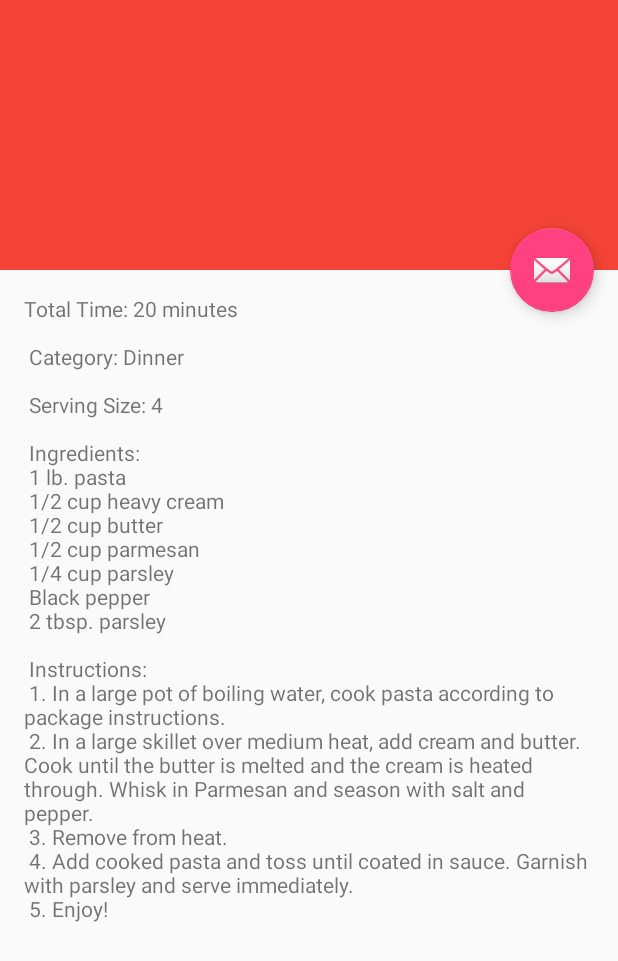
After one commit to floydml1/CS4800-Pantry-Party, an Android app: the layout activity_fettuccine_alfredo.xml on its own in the app's theme, with its tools: preview values and no code run, on a phone screen of 412 x 824 dp. The commit adds this screen. Shown: the top 961 px of the screen. Run offline under Robolectric (Android 15) with nearby library versions, the phone set to English and light mode, and no system bars.

Commit message:
Mostly done

```diff
--- a/app/src/main/java/com/bignerdranch/android/pantryparty/MenuActivity.java
+++ b/app/src/main/java/com/bignerdranch/android/pantryparty/MenuActivity.java
@@ -48,7 +48,6 @@ public class MenuActivity extends AppCompatActivity {
             }
         });
 
-
     }
 
 
--- a/app/src/main/java/com/bignerdranch/android/pantryparty/SearchRecipeListActivity.java
+++ b/app/src/main/java/com/bignerdranch/android/pantryparty/SearchRecipeListActivity.java
@@ -54,7 +54,7 @@ public class SearchRecipeListActivity extends AppCompatActivity {
         listView.setOnItemClickListener(new AdapterView.OnItemClickListener() {
             @Override
             public void onItemClick(AdapterView<?> parent, View view, int position, long id) {
-                Toast.makeText(SearchRecipeListActivity.this, recipeTitlesArray.get[position] + "", Toast.LENGTH_SHORT).show();
+                Toast.makeText(SearchRecipeListActivity.this, recipeTitlesArray.get(position) + "", Toast.LENGTH_SHORT).show();
                 Intent intent = new Intent(SearchRecipeListActivity.this,TacoRecipe.class);
                 startActivity(intent);
             }
--- /dev/null
+++ b/app/src/main/res/layout/activity_fettuccine_alfredo.xml
@@ -0,0 +1,47 @@
+<?xml version="1.0" encoding="utf-8"?>
+<android.support.design.widget.CoordinatorLayout xmlns:android="http://schemas.android.com/apk/res/android"
+    xmlns:app="http://schemas.android.com/apk/res-auto"
+    xmlns:tools="http://schemas.android.com/tools"
+    android:layout_width="match_parent"
+    android:layout_height="match_parent"
+    android:fitsSystemWindows="true"
+    tools:context=".FettuccineAlfredo">
+
+    <android.support.design.widget.AppBarLayout
+        android:id="@+id/app_bar"
+        android:layout_width="match_parent"
+        android:layout_height="@dimen/app_bar_height"
+        android:fitsSystemWindows="true"
+        android:theme="@style/AppTheme.AppBarOverlay">
+
+        <android.support.design.widget.CollapsingToolbarLayout
+            android:id="@+id/toolbar_layout"
+            android:layout_width="match_parent"
+            android:layout_height="match_parent"
+            android:fitsSystemWindows="true"
+            app:contentScrim="?attr/colorPrimary"
+            app:layout_scrollFlags="scroll|exitUntilCollapsed"
+            app:toolbarId="@+id/toolbar">
+
+            <android.support.v7.widget.Toolbar
+                android:id="@+id/toolbar"
+                android:layout_width="match_parent"
+                android:layout_height="?attr/actionBarSize"
+                app:layout_collapseMode="pin"
+                app:popupTheme="@style/AppTheme.PopupOverlay" />
+
+        </android.support.design.widget.CollapsingToolbarLayout>
+    </android.support.design.widget.AppBarLayout>
+
+    <include layout="@layout/content_fettuccine_alfredo" />
+
+    <android.support.design.widget.FloatingActionButton
+        android:id="@+id/fab"
+        android:layout_width="wrap_content"
+        android:layout_height="wrap_content"
+        android:layout_margin="@dimen/fab_margin"
+        app:layout_anchor="@id/app_bar"
+        app:layout_anchorGravity="bottom|end"
+        app:srcCompat="@android:drawable/ic_dialog_email" />
+
+</android.support.design.widget.CoordinatorLayout>
--- /dev/null
+++ b/app/src/main/res/layout/content_fettuccine_alfredo.xml
@@ -0,0 +1,36 @@
+<?xml version="1.0" encoding="utf-8"?>
+<android.support.v4.widget.NestedScrollView xmlns:android="http://schemas.android.com/apk/res/android"
+    xmlns:app="http://schemas.android.com/apk/res-auto"
+    xmlns:tools="http://schemas.android.com/tools"
+    android:layout_width="wrap_content"
+    android:layout_height="wrap_content"
+    app:layout_behavior="@string/appbar_scrolling_view_behavior">
+
+    <TextView
+        android:layout_width="wrap_content"
+        android:layout_height="wrap_content"
+        android:layout_margin="@dimen/text_margin"
+        android:text="Total Time: 20 minutes\n
+\n
+Category: Dinner\n
+\n
+Serving Size: 4\n
+\n
+Ingredients:\n
+1 lb. pasta\n
+1/2 cup heavy cream\n
+1/2 cup butter\n
+1/2 cup parmesan\n
+1/4 cup parsley\n
+Black pepper\n
+2 tbsp. parsley\n
+\n
+Instructions:\n
+1. In a large pot of boiling water, cook pasta according to package instructions. \n
+2. In a large skillet over medium heat, add cream and butter. Cook until the butter is melted and the cream is heated through. Whisk in Parmesan and season with salt and pepper. \n
+3. Remove from heat.\n
+4. Add cooked pasta and toss until coated in sauce. Garnish with parsley and serve immediately.\n
+5. Enjoy!\n
+
+                	" />
+</android.support.v4.widget.NestedScrollView>
--- a/app/src/main/res/values/strings.xml
+++ b/app/src/main/res/values/strings.xml
@@ -172,4 +172,6 @@
     <string name="title_activity_eggs_benedict">EggsBenedict</string>
     <string name="title_activity_pumpkin_pancakes">PumpkinPancakes</string>
     <string name="title_activity_sesame_chicken">SesameChicken</string>
+    <string name="title_activity_fettuccine_alfredo">FettuccineAlfredo</string>
+    <string name="title_activity_baked_ziti">BakedZiti</string>
 </resources>
```
Also changed, not shown: app/src/main/java/com/bignerdranch/android/pantryparty/BakedZiti.java (added, +51 -0 lines), app/src/main/java/com/bignerdranch/android/pantryparty/FettuccineAlfredo.java (added, +51 -0 lines), app/src/main/java/com/bignerdranch/android/pantryparty/RecipeListActivity.java (+13 -1 lines), app/src/main/res/layout/activity_baked_ziti.xml (added, +47 -0 lines), app/src/main/res/layout/activity_menu.xml (+6 -6 lines), app/src/main/res/layout/content_baked_ziti.xml (added, +36 -0 lines), app/src/main/res/menu/menu_baked_ziti.xml (added, +10 -0 lines), app/src/main/res/menu/menu_fettuccine_alfredo.xml (added, +10 -0 lines), 774 other files.
